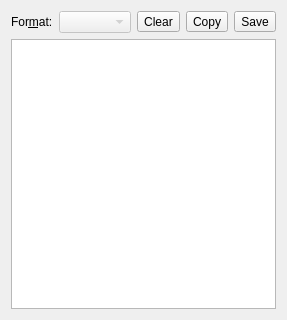
Above: src/GpsdRawDataViewer.ui from Stigaard/qtgpscWidget before the change. Below: the same form after it.
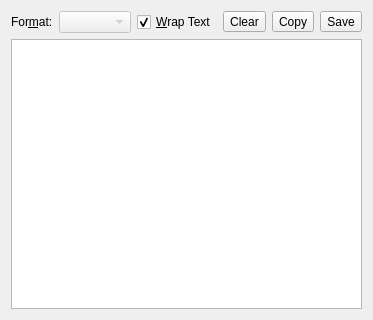
That is the form after the change. Icons and pictures are not drawn.

Commit message:
Added text wrapping control to raw data view.
Also changed the mechanics of keeping the newest data visible.

What changed in the file:
```diff
--- a/src/GpsdRawDataViewer.ui
+++ b/src/GpsdRawDataViewer.ui
@@ -36,6 +36,16 @@
        </property>
       </widget>
      </item>
+     <item>
+      <widget class="QCheckBox" name="wrapText">
+       <property name="text">
+        <string>&amp;Wrap Text</string>
+       </property>
+       <property name="checked">
+        <bool>true</bool>
+       </property>
+      </widget>
+     </item>
      <item>
       <spacer name="horizontalSpacer_2">
        <property name="orientation">
```
The commit also changes 2 other files.
